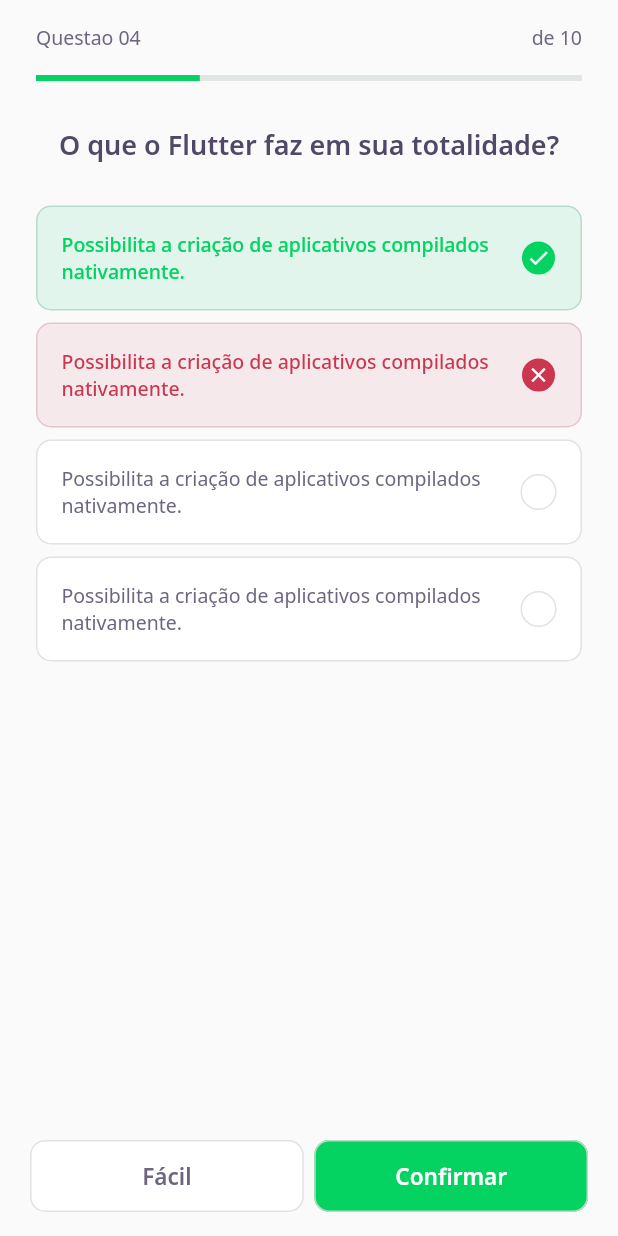
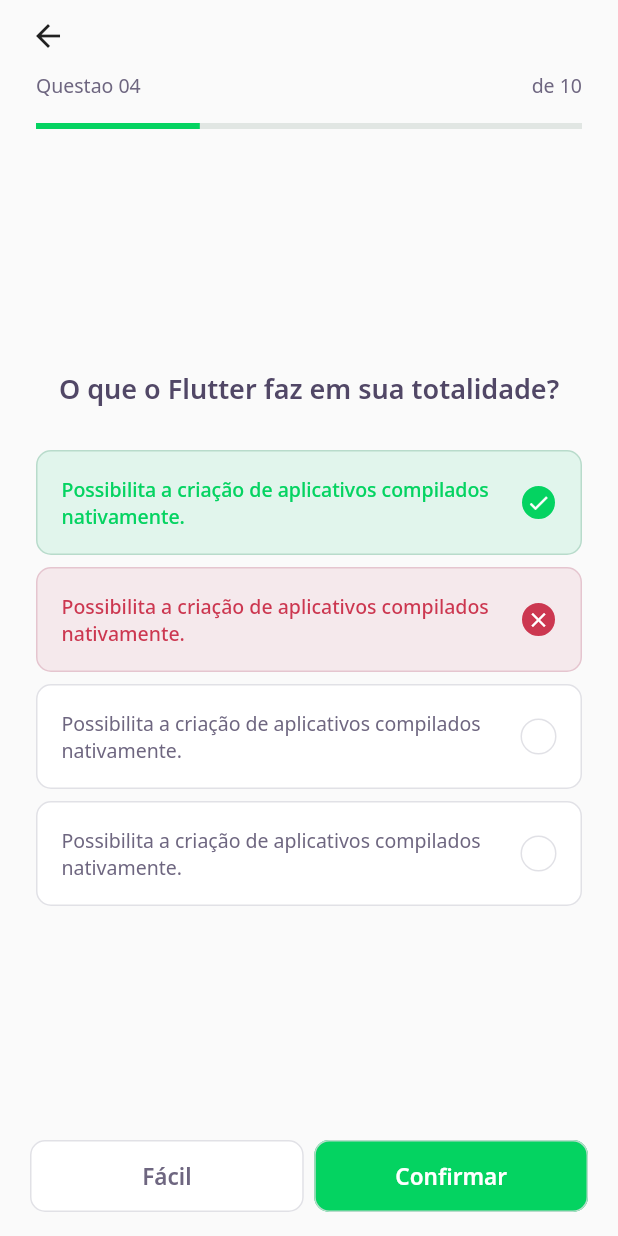
Before and after one commit to GabrielGPF/nlw_trilha_flutter, a Flutter app: the ChallengePage screen opened directly, on a phone screen of 412 x 824 dp. Run offline on Flutter 3.47's test engine with Material 2 defaults, Android fonts, the phone set to English and light mode, and no system bars; our stand-ins replace google_fonts; network calls fail.

Commit message:
Challenge Page details and back button done, home page to challenge page navigation done

```diff
--- a/lib/components/molecules/molecule_question_indicator.dart
+++ b/lib/components/molecules/molecule_question_indicator.dart
@@ -9,7 +9,6 @@
       padding: const EdgeInsets.symmetric(horizontal: 24.0),
       child: Column(
         children: [
-          SizedBox(height: 16),
           Row(
             mainAxisAlignment: MainAxisAlignment.spaceBetween,
             children: [
--- a/lib/components/organisms/organism_quiz.dart
+++ b/lib/components/organisms/organism_quiz.dart
@@ -12,6 +12,7 @@
   @override
   Widget build(BuildContext context) {
     return Column(
+      mainAxisSize: MainAxisSize.min,
       children: [
         Text(
           title,
--- a/lib/core/app_widget.dart
+++ b/lib/core/app_widget.dart
@@ -11,7 +11,7 @@
     return MaterialApp(
       debugShowCheckedModeBanner: false,
       title: "DevQuiz",
-      home: ChallengePage(),
+      home: HomePage(),
     );
   }
 }
--- a/lib/pages/challenge_page.dart
+++ b/lib/pages/challenge_page.dart
@@ -13,16 +13,27 @@
   Widget build(BuildContext context) {
     return Scaffold(
       appBar: PreferredSize(
-        preferredSize: Size.fromHeight(60),
+        preferredSize: Size.fromHeight(95),
         child: SafeArea(
           top: true,
-          child: QuestionIndicator(),
+          child: Column(
+            crossAxisAlignment: CrossAxisAlignment.start,
+            children: [
+              Padding(
+                padding: const EdgeInsets.only(left: 8.0),
+                child: BackButton(),
+              ),
+              QuestionIndicator(),
+            ],
+          ),
         ),
       ),
       body: Padding(
-        padding: const EdgeInsets.all(24.0),
-        child: Quiz(
-          title: "O que o Flutter faz em sua totalidade?",
+        padding: const EdgeInsets.symmetric(horizontal: 24.0),
+        child: Center(
+          child: Quiz(
+            title: "O que o Flutter faz em sua totalidade?",
+          ),
         ),
       ),
       bottomNavigationBar: SafeArea(
```
Also changed, not shown: lib/components/molecules/molecule_quiz_card.dart (+6 -1 lines), lib/pages/home_page.dart (+8 -0 lines).
